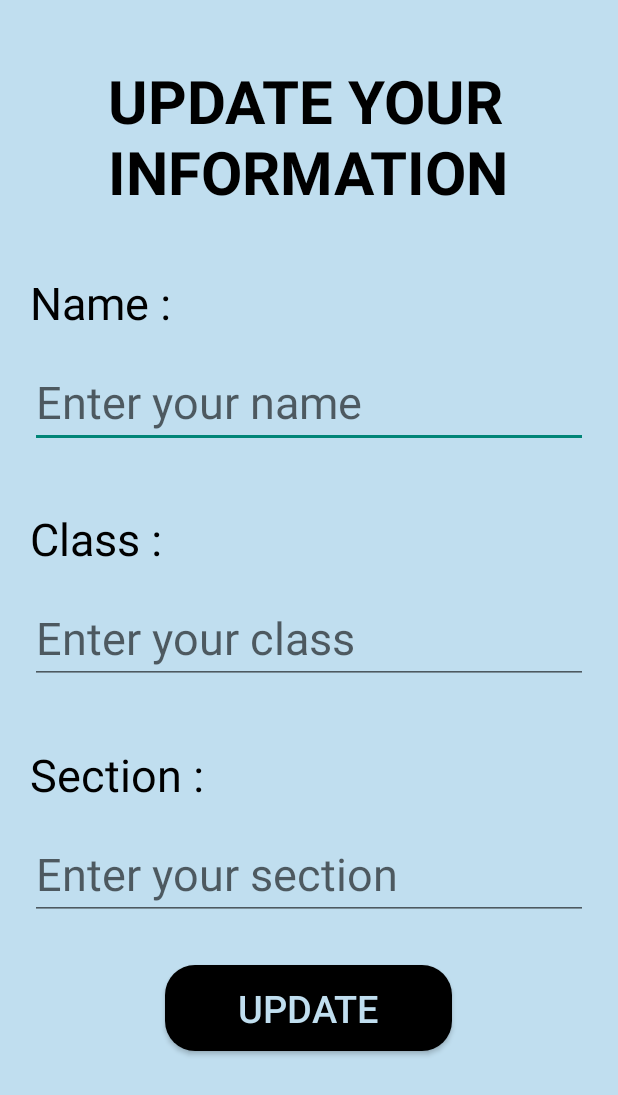
After one commit to geek0609/vote_app, an Android app: the updateInfo screen opened directly, with no data from a screen before it, on a phone screen of 412 x 824 dp. The commit adds this screen. Shown: the top 1095 px of the screen. Run offline under Robolectric (Android 15) with nearby library versions, the phone set to English and light mode, and no system bars; our stand-ins replace Firebase (no records; nobody signed in at launch, a user with empty details on screens opened directly); Roboto replaces fonts that are not available here.

Commit message:
VoterApp: Add firebase realtime DB link and add page to enter details

```diff
--- a/app/build.gradle
+++ b/app/build.gradle
@@ -44,4 +44,6 @@ dependencies {
 
     // Also declare the dependency for the Google Play services library and specify its version
     implementation 'com.google.android.gms:play-services-auth:19.2.0'
+
+    implementation 'com.google.firebase:firebase-database-ktx:20.0.1'
 }
--- a/app/src/main/AndroidManifest.xml
+++ b/app/src/main/AndroidManifest.xml
@@ -10,6 +10,7 @@
         android:supportsRtl="true"
         android:theme="@style/Theme.STAI_Project">
         <activity android:name=".login_page"/>
+        <activity android:name=".updateInfo"/>
         <activity
             android:name="com.ashwin.vote_app.MainActivity"
             android:exported="true" >
@@ -24,4 +25,6 @@
             android:resource="@array/preloaded_fonts" />
     </application>
 
+    <uses-permission android:name="android.permission.INTERNET"/>
+    <uses-permission android:name="android.permission.ACCESS_NETWORK_STATE"/>
 </manifest>
--- a/app/src/main/java/com/ashwin/vote_app/MainActivity.kt
+++ b/app/src/main/java/com/ashwin/vote_app/MainActivity.kt
@@ -25,9 +25,9 @@ class MainActivity : AppCompatActivity() {
         val text:TextView = findViewById(R.id.textView)
 
         button.setOnClickListener{
+            mAuth.signOut()
             val intent = Intent(this, login_page::class.java)
             startActivity(intent)
-            mAuth.signOut()
         }
     }
 }
--- a/app/src/main/java/com/ashwin/vote_app/login_page.kt
+++ b/app/src/main/java/com/ashwin/vote_app/login_page.kt
@@ -54,8 +54,9 @@ class login_page : AppCompatActivity() {
                 text_view.text = "Working on it...."
             } else
             {
-                val text_view = findViewById<TextView>(R.id.textView2)
-                text_view.visibility = View.GONE
+                val updootinfo = Intent(this, updateInfo::class.java)
+                startActivity(updootinfo)
+                finish()
             }
 
         }
@@ -121,7 +122,7 @@ class login_page : AppCompatActivity() {
                             val text_view = findViewById<TextView>(R.id.textView2)
                             text_view.text = "Your email is: \n" + user.email.toString() + "\nIf email is incorrect, clear data of the app and reopen the app"
                             val otaButton:Button = findViewById(R.id.otp_button)
-                            otaButton.text = "Start"
+                            otaButton.text = getString(R.string.Start)
                             isloggedin = true
                         }
                     }
--- /dev/null
+++ b/app/src/main/java/com/ashwin/vote_app/updateInfo.kt
@@ -0,0 +1,46 @@
+package com.ashwin.vote_app
+
+import android.graphics.Color
+import android.os.Bundle
+import android.os.PersistableBundle
+import android.util.Log
+import android.widget.Button
+import android.widget.TextView
+import androidx.appcompat.app.AppCompatActivity
+import com.google.firebase.auth.FirebaseAuth
+import com.google.firebase.database.DatabaseReference
+import com.google.firebase.database.FirebaseDatabase
+import com.google.firebase.database.collection.LLRBNode
+import com.google.firebase.database.ktx.database
+import com.google.firebase.ktx.Firebase
+import org.w3c.dom.Text
+
+class updateInfo : AppCompatActivity() {
+
+    private lateinit var mAuth : FirebaseAuth
+
+    private lateinit var database: DatabaseReference
+
+    override fun onCreate(savedInstanceState: Bundle?) {
+        super.onCreate(savedInstanceState)
+        setContentView(R.layout.update_info)
+        mAuth = FirebaseAuth.getInstance()
+
+        val update_button: Button = findViewById(R.id.updateInfoButton)
+        update_button.setOnClickListener{
+            val warningred = getColor(R.color.WarningRed)
+            val entername: TextView =  findViewById<TextView>(R.id.entername)
+            entername.setTextColor(warningred)
+            val entergrade: TextView =  findViewById<TextView>(R.id.entergrade)
+            entergrade.setTextColor(warningred)
+            val entersection: TextView =  findViewById<TextView>(R.id.entersection)
+            entersection.setTextColor(warningred)
+        }
+
+    }
+    override fun onBackPressed() {
+        finish()
+    }
+
+
+}
--- a/app/src/main/res/layout/activity_main.xml
+++ b/app/src/main/res/layout/activity_main.xml
@@ -42,7 +42,7 @@
         android:layout_width="355dp"
         android:layout_height="314dp"
         android:src="@drawable/ballot_box"
-        android:tint="@color/colorFontPrimary"
+        app:tint="@color/colorFontPrimary"
         app:layout_constraintBottom_toTopOf="@+id/get_started_button"
         app:layout_constraintEnd_toEndOf="parent"
         app:layout_constraintHorizontal_bias="0.496"
--- /dev/null
+++ b/app/src/main/res/layout/update_info.xml
@@ -0,0 +1,117 @@
+<?xml version="1.0" encoding="utf-8"?>
+<ScrollView xmlns:android="http://schemas.android.com/apk/res/android"
+    xmlns:app="http://schemas.android.com/apk/res-auto"
+    xmlns:tools="http://schemas.android.com/tools"
+    android:id="@+id/StartText"
+    android:layout_width="match_parent"
+    android:layout_height="match_parent"
+    android:background="@color/colorPrimary"
+    tools:context=".MainActivity">
+
+
+    <LinearLayout
+        android:layout_width="match_parent"
+        android:layout_height="wrap_content"
+        android:orientation="vertical">
+
+        <TextView
+            android:layout_width="wrap_content"
+            android:layout_height="match_parent"
+            android:layout_gravity="center"
+            android:text="@string/UpdateInfo_heading"
+            android:textSize="40sp"
+            android:layout_marginTop="40sp"
+            android:textColor="@color/colorFontPrimary"
+            android:textStyle="bold"/>
+
+        <TextView
+            android:layout_width="wrap_content"
+            android:layout_height="match_parent"
+            android:layout_gravity="start"
+            android:layout_marginStart="20sp"
+            android:text="@string/entername"
+            android:textSize="30sp"
+            android:layout_marginTop="40sp"
+            android:textColor="@color/colorFontPrimary"
+            android:textStyle="normal"
+            android:id="@+id/entername"/>
+
+        <EditText
+            android:layout_width="match_parent"
+            android:layout_height="match_parent"
+            android:layout_gravity="start"
+            android:layout_marginTop="15sp"
+            android:textSize="30sp"
+            android:layout_marginStart="20sp"
+            android:layout_marginEnd="20sp"
+            android:hint="@string/entername_hint"
+            android:id="@+id/name" />
+
+        <TextView
+            android:layout_width="wrap_content"
+            android:layout_height="match_parent"
+            android:layout_gravity="start"
+            android:layout_marginStart="20sp"
+            android:text="@string/entergrade"
+            android:textSize="30sp"
+            android:layout_marginTop="40sp"
+            android:textColor="@color/colorFontPrimary"
+            android:textStyle="normal"
+            android:id="@+id/entergrade" />
+
+        <EditText
+            android:layout_width="match_parent"
+            android:layout_height="match_parent"
+            android:layout_gravity="start"
+            android:layout_marginTop="15sp"
+            android:textSize="30sp"
+            android:layout_marginStart="20sp"
+            android:layout_marginEnd="20sp"
+            android:hint="@string/entergrade_hint"
+            android:id="@+id/grade"
+            android:inputType="number"
+            android:maxLength="2"/>
+
+        <TextView
+            android:layout_width="wrap_content"
+            android:layout_height="match_parent"
+            android:layout_gravity="start"
+            android:layout_marginStart="20sp"
+            android:text="@string/entersection"
+            android:textSize="30sp"
+            android:layout_marginTop="40sp"
+            android:textColor="@color/colorFontPrimary"
+            android:textStyle="normal"
+            android:id="@+id/entersection"/>
+
+        <EditText
+            android:layout_width="match_parent"
+            android:layout_height="match_parent"
+            android:layout_gravity="start"
+            android:layout_marginTop="15sp"
+            android:textSize="30sp"
+            android:layout_marginStart="20sp"
+            android:layout_marginEnd="20sp"
+            android:hint="@string/entersection_hint"
+            android:id="@+id/section"
+            android:inputType="textCapCharacters"
+            android:maxLength="1"/>
+
+        <Button
+            android:id="@+id/updateInfoButton"
+            android:layout_width="191dp"
+            android:layout_height="57dp"
+            android:layout_marginBottom="100dp"
+            android:background="@drawable/round_shape_button"
+            android:text="@string/Update_Info"
+            android:textAlignment="center"
+            android:textColor="@color/colorPrimary"
+            android:textSize="25sp"
+            app:layout_constraintBottom_toBottomOf="parent"
+            app:layout_constraintEnd_toEndOf="parent"
+            app:layout_constraintStart_toStartOf="parent"
+            android:layout_gravity="center"
+            android:layout_marginTop="30sp"/>
+
+    </LinearLayout>
+</ScrollView>
--- a/app/src/main/res/values/strings.xml
+++ b/app/src/main/res/values/strings.xml
@@ -5,9 +5,17 @@
     <string name="ballot_box_icon_description">Ballot Box</string>
     <string name="login_text">Login</string>
     <string name="email">Sign into google with School Email ID</string>
-    <string name="enter_email">Enter your Email here</string>
     <string name="otp">Send OTP</string>
     <string name="otp_success">OTP Sent, Check your Email</string>
     <string name="otp_check">Verify</string>
     <string name="wrong_email_warning">Email ID is wrong or does not belong to ISWK</string>
+    <string name="Start">Start</string>
+    <string name="Update_Info">Update</string>
+    <string name="UpdateInfo_heading">UPDATE YOUR\nINFORMATION</string>
+    <string name="entername">Name :</string>
+    <string name="entername_hint">Enter your name</string>
+    <string name="entersection">Section :</string>
+    <string name="entersection_hint">Enter your section</string>
+    <string name="entergrade">Class : </string>
+    <string name="entergrade_hint">Enter your class</string>
 </resources>
--- a/build.gradle
+++ b/build.gradle
@@ -5,9 +5,9 @@ buildscript {
         mavenCentral()
     }
     dependencies {
-        classpath 'com.android.tools.build:gradle:7.0.1'
+        classpath 'com.android.tools.build:gradle:7.0.2'
         classpath "org.jetbrains.kotlin:kotlin-gradle-plugin:1.5.21"
-        classpath 'com.google.gms:google-services:4.3.3'
+        classpath 'com.google.gms:google-services:4.3.10'
 
         // NOTE: Do not place your application dependencies here; they belong
         // in the individual module build.gradle files
```
